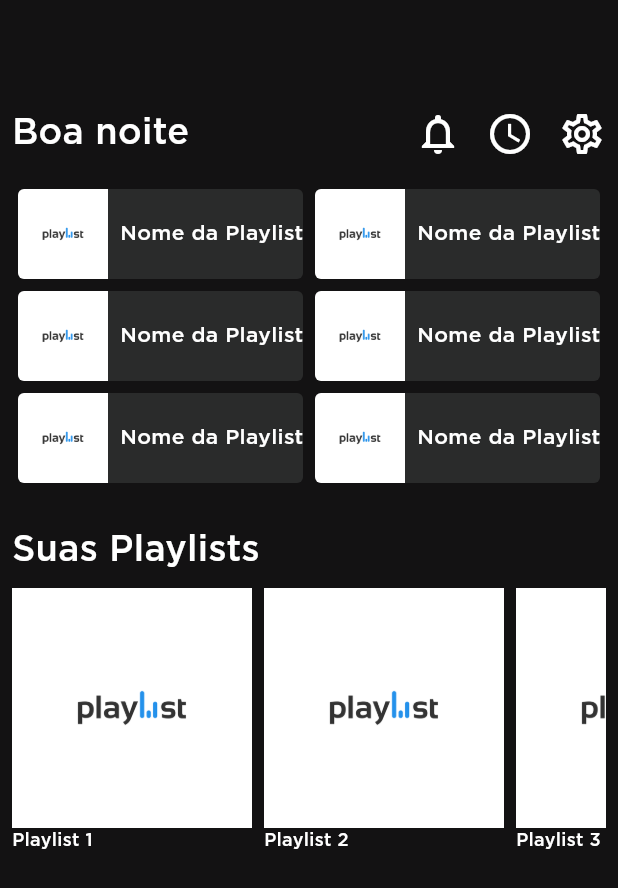
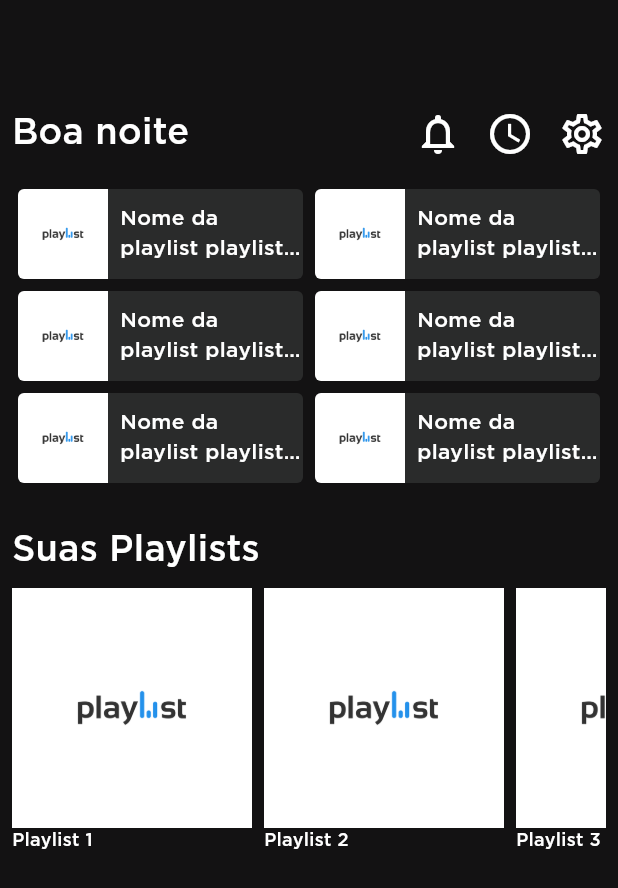
Before and after one commit to RodrigoUchoa001/offline-spotify, a Flutter app: the screen it shows after launch, on a phone screen of 412 x 824 dp. Shown: the top 888 px of the screen. Run offline on Flutter 3.47's test engine with Material 2 defaults, Android fonts, the phone set to English and light mode, and no system bars.

Commit message:
corrigido problema onde nome de playlists grandes não apareciam corretamente

```diff
--- a/lib/widgets/playlist_button.dart
+++ b/lib/widgets/playlist_button.dart
@@ -17,7 +17,6 @@ class PlaylistButton extends StatelessWidget {
       margin: const EdgeInsets.all(4),
       child: Row(
         children: [
-          Container(color: Colors.white),
           ClipRRect(
             borderRadius:
                 const BorderRadius.horizontal(left: Radius.circular(4)),
@@ -29,11 +28,16 @@ class PlaylistButton extends StatelessWidget {
             ),
           ),
           const SizedBox(width: 8),
-          const Text(
-            'Nome da Playlist',
-            style: TextStyle(
-              fontFamily: 'GothamMedium',
-              color: Colors.white,
+          const Expanded(
+            child: Text(
+              'Nome da playlist playlist playlist playlist',
+              softWrap: false,
+              maxLines: 2,
+              overflow: TextOverflow.ellipsis,
+              style: TextStyle(
+                fontFamily: 'GothamMedium',
+                color: Colors.white,
+              ),
             ),
           )
         ],
```
